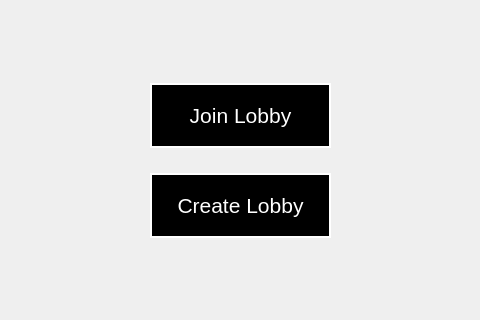
Before: the Qt Designer form client/Lobby/creategame.ui in mateozorzi/practice-sdd, drawn with Qt 5; both pictures show x 260 to 740 and y 317 to 637 of the 1006 by 727 pixel window.
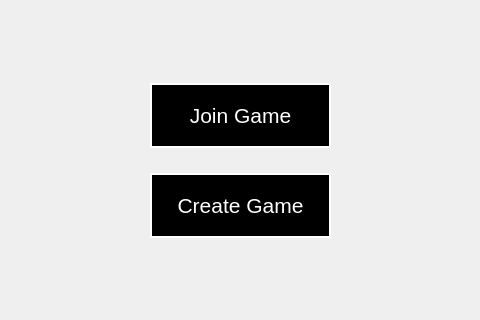
After: the same form once the commit is applied. Icons and pictures are not drawn.

```diff
--- a/client/Lobby/creategame.ui
+++ b/client/Lobby/creategame.ui
@@ -101,7 +101,7 @@
 border-color: rgb(255, 255, 255);</string>
     </property>
     <property name="text">
-     <string>Create Lobby</string>
+     <string>Create Game</string>
     </property>
    </widget>
    <widget class="QPushButton" name="joinlobby">
@@ -137,7 +137,7 @@
 border-color: rgb(255, 255, 255);</string>
     </property>
     <property name="text">
-     <string>Join Lobby</string>
+     <string>Join Game</string>
     </property>
    </widget>
    <widget class="QPushButton" name="Exit">
```
